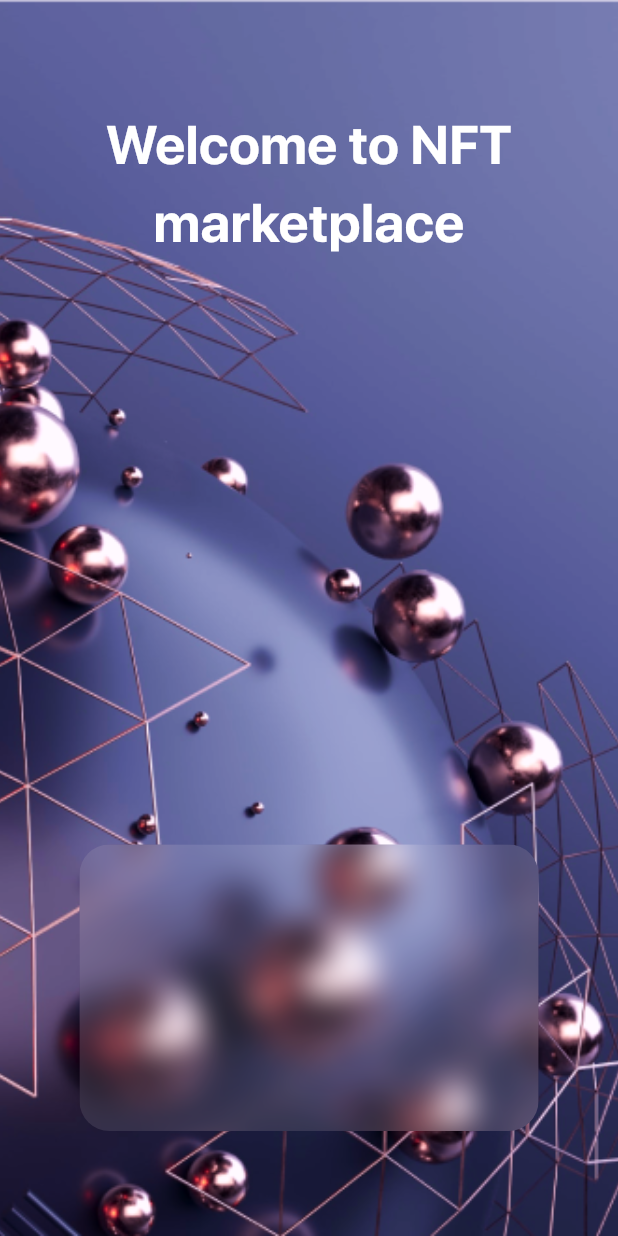
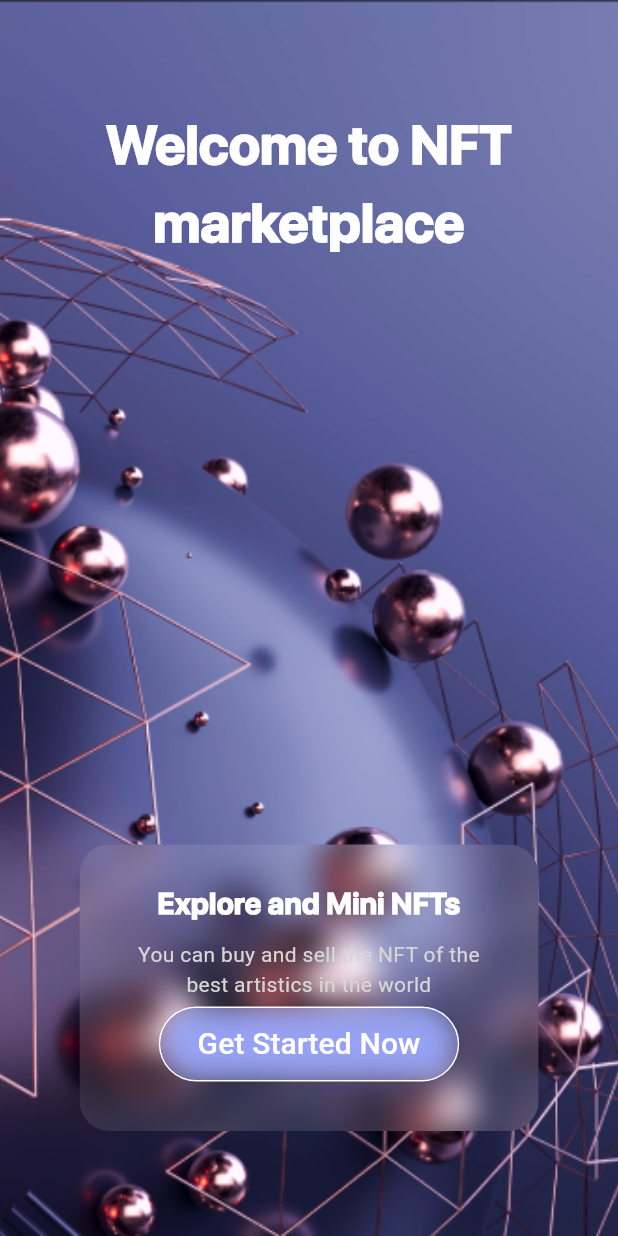
Before and after one commit to Linashaqoura612/Mini-NFT-Marketplace-app, a Flutter app: the screen it shows after launch, on a phone screen of 412 x 824 dp. Run offline on Flutter 3.47's test engine with Material 3 defaults, Android fonts, the phone set to English and light mode, and no system bars.

Commit message:
OnBoarding3

```diff
--- a/lib/app/My_app.dart
+++ b/lib/app/My_app.dart
@@ -8,6 +8,7 @@ class MyApp extends StatelessWidget {
   @override
   Widget build(BuildContext context) {
     return MaterialApp(
+      theme: ThemeData.dark(),
       routes:Route_manager.routes ,
       initialRoute: Route_name.konBoarding_page,
       debugShowCheckedModeBanner: false,
--- a/lib/features/onBoarding/onBoarding_page.dart
+++ b/lib/features/onBoarding/onBoarding_page.dart
@@ -29,7 +29,8 @@ class onBoarding_page extends StatelessWidget {
         //       ],
         //     ),
         //   ),
-        child: Stack(children: [
+        child: Stack(
+          children: [
             Image(
               width: double.infinity,
               height: double.infinity,
@@ -51,17 +52,77 @@ class onBoarding_page extends StatelessWidget {
                           color: ColorManager.kColorWhite,
                           fontSize: FontSize.kFontSize36_04,
                           fontFamily: FontManager.ksfproDisplay,
-                        fontWeight: FontWeight.bold),
+                          fontWeight: FontWeight.w900),
                     ),
                   ),
                   Spacer(),
                   ClipRRect(
                     child: BackdropFilter(
-                    filter: ImageFilter.blur(sigmaY: 10,sigmaX: 10),
+                      filter: ImageFilter.blur(sigmaY: 10, sigmaX: 10),
                       child: Container(
+                        alignment: Alignment.center,
+                        padding: EdgeInsetsDirectional.all(25),
                         color: ColorManager.kColorWhite.withOpacity(.1),
                         height: 191,
                         width: 306,
+                        child: Column(
+                          // mainAxisAlignment: MainAxisAlignment.center,
+                          children: [
+                            Text(
+                              textAlign: TextAlign.center,
+                              "Explore and Mini NFTs",
+                              style: TextStyle(
+                                  color: ColorManager.kColorWhite,
+                                  fontSize: 19.82,
+                                  fontFamily: FontManager.ksfproDisplay,
+                                  fontWeight: FontWeight.w900),
+                            ),
+                            SizedBox(
+                              height: 10,
+                            ),
+                            Text(
+                              textAlign: TextAlign.center,
+                              "You can buy and sell the NFT of the best artistics in the world",
+                              style: TextStyle(
+                                color: Colors.grey[350],
+                                // fontSize: 19.82,
+                                // fontFamily: FontManager.ksfproDisplay,
+                                // fontWeight: FontWeight.bold
+                              ),
+                            ),
+                            SizedBox(
+                              height: 5,
+                            ),
+                            Container(
+                              width: 200.2,
+                              decoration: BoxDecoration(
+                                color: Color(0xff97A2F6),
+                                borderRadius: BorderRadius.circular(40),
+                                border:
+                                    Border.all(color: ColorManager.kColorWhite),
+                              ),
+                              child: ClipRRect(
+                                borderRadius: BorderRadius.circular(40),
+                                // clipBehavior: Clip.antiAliasWithSaveLayer,
+                                child: BackdropFilter(
+                                  filter:
+                                      ImageFilter.blur(sigmaY: 10, sigmaX: 10),
+                                  child: MaterialButton(
+                                    // shape: RoundedRectangleBorder(
+                                    //     borderRadius:
+                                    //         BorderRadius.circular(20),
+                                    // ),
+                                    onPressed: () {},
+                                    child: Text(
+                                      "Get Started Now",
+                                      style: TextStyle(fontSize: 20),
+                                    ),
+                                  ),
+                                ),
+                              ),
+                            ),
+                          ],
+                        ),
                       ),
                     ),
                     borderRadius: BorderRadius.circular(20),
@@ -80,7 +141,8 @@ class onBoarding_page extends StatelessWidget {
                 ],
               ),
             ),
-        ]),
+          ],
+        ),
       ),
 
       // )
```
Lines whose indentation alone changed are shown as unchanged.
